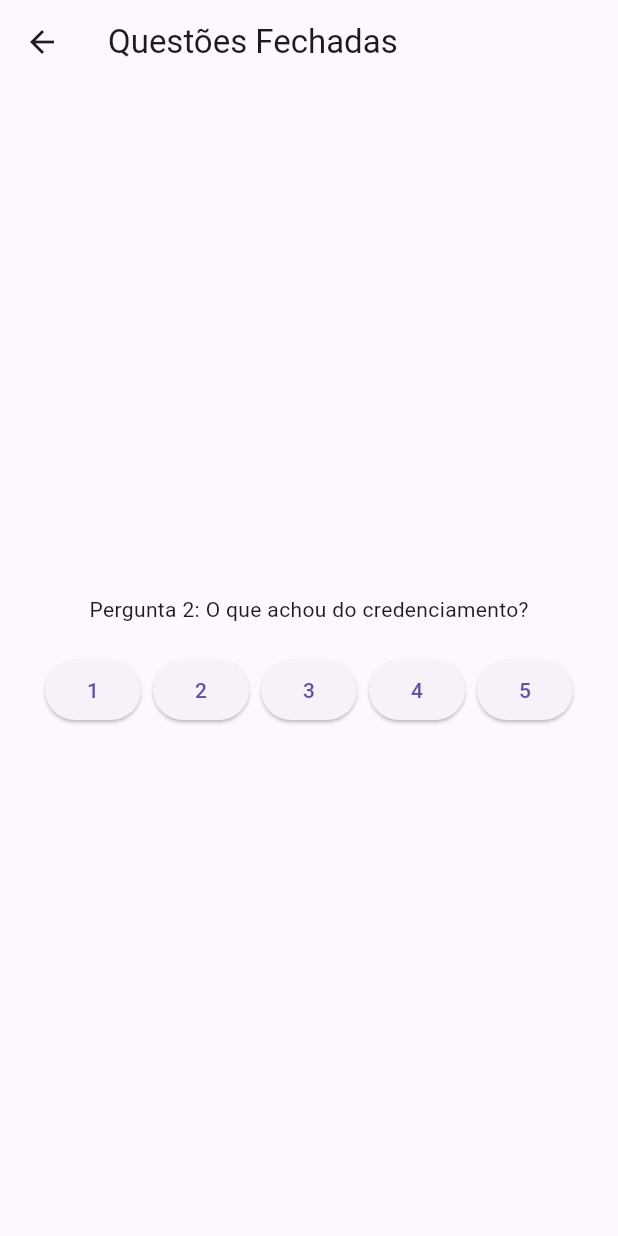
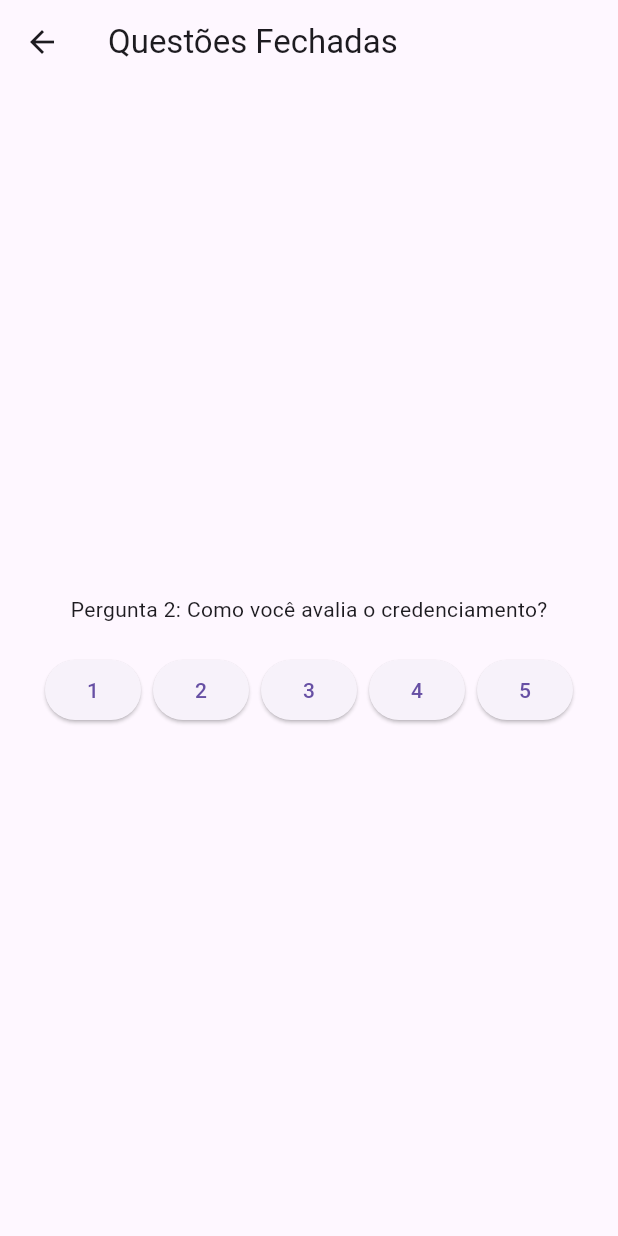
Before and after one commit to fgsantosti/app_get_feedback, a Flutter app: the FeedbackParticipanteScreen screen opened directly, after a tap on an icon or button, on a phone screen of 412 x 824 dp. Run offline on Flutter 3.47's test engine with Material 3 defaults, Android fonts, the phone set to English and light mode, and no system bars.

Commit message:
Alteração perguntas
Alteração no texto das perguntas relacionadas ao participante.

```diff
--- a/lib/feedback_participanteAberta_sreen.dart
+++ b/lib/feedback_participanteAberta_sreen.dart
@@ -10,6 +10,7 @@ class FeedbackParticipanteAbertaScreen extends StatefulWidget {
 class _FeedbackParticipanteAbertaScreen
     extends State<FeedbackParticipanteAbertaScreen> {
   List<String> questions = [
+    'Adquiriu algum produto na feira?',
     'O que mais gostou no evento?',
     'Qual foi a atividade mais interessante para você?',
     'Como você avaliaria a diversidade de atividades oferecidas?',
@@ -20,7 +21,7 @@ class _FeedbackParticipanteAbertaScreen
     'O que te atraiu a participar do evento?'
   ];
   List<String> answers =
-      List.filled(8, ''); // Lista para armazenar as respostas
+      List.filled(9, ''); // Lista para armazenar as respostas
 
   @override
   Widget build(BuildContext context) {
--- a/lib/feedback_participante_screen.dart
+++ b/lib/feedback_participante_screen.dart
@@ -8,33 +8,32 @@ class FeedbackParticipanteScreen extends StatefulWidget {
 
 class _FeedbackParticipanteScreen extends State<FeedbackParticipanteScreen> {
   int currentQuestion = 0;
-  int quantQuestion = 17;
+  int quantQuestion = 16;
   List<String> questions = [
     'Como você avaliaria sua experiência geral no evento?',
-    'O que achou do credenciamento?',
-    'O que achou do site?',
-    'O que achou da divulgação?',
-    'O que achou dos minicursos?',
-    'O que achou dos oficinas?',
-    'O que achou das mesas redondas?',
-    'O que achou das palestras?',
-    'O que achou dos seminários temáticos?',
-    'O que achou da feira exposição dos pequenos produtores?',
-    'O que achou da praça de alimentação?',
-    'O que achou das atrações culturais?',
-    'O que achou da sinalização?',
-    'O que achou dos palestrantes?',
-    'O que achou do funcionamento das dependências (banheiros, bebedouros, salas...)',
-    'O que achou da organização geral do evento?',
-    'O que achou do atendimento da saúde?',
-    'Adquiriu algum produto na feira?',
+    'Como você avalia o credenciamento?',
+    'Como você avalia o site?',
+    'Como você avalia a divulgação?',
+    'Como você avalia os minicursos?',
+    'Como você avalia as oficinas?',
+    'Como você avalia as mesas redondas?',
+    'Como você avalia as palestras?',
+    'Como você avalia os seminários temáticos?',
+    'Como você avalia a feira exposição dos pequenos produtores?',
+    'Como você avalia a praça de alimentação?',
+    'Como você avalia as atrações culturais?',
+    'Como você avalia a sinalização?',
+    'Como você avalia os palestrantes?',
+    'Como você avalia o funcionamento das dependências (banheiros, bebedouros, salas...)',
+    'Como você avalia a organização geral do evento?',
+    'Como você avalia o atendimento da saúde?',
   ];
-  List<int> feedbackList = List.filled(18, 0);
+  List<int> feedbackList = List.filled(17, 0);
 
   void submitFeedback(int rating) {
     setState(() {
       feedbackList[currentQuestion] = rating;
-      if (currentQuestion < 17) {
+      if (currentQuestion < 16) {
         currentQuestion++;
       } else {
         print("Feedback submitted: $feedbackList");
```
